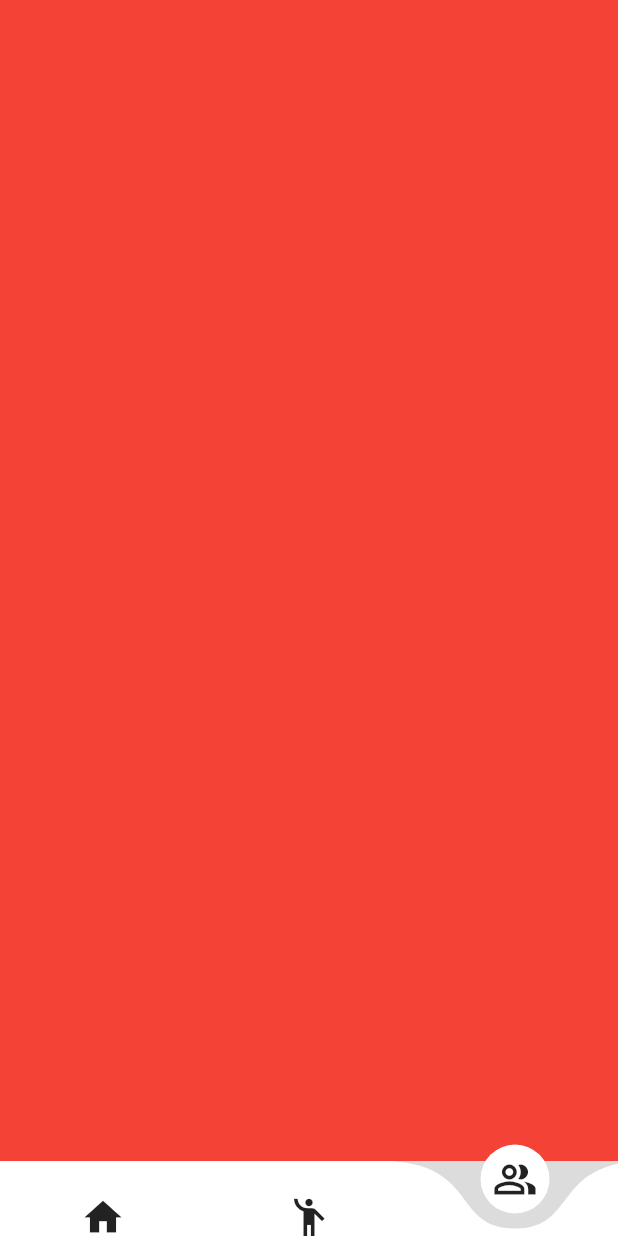
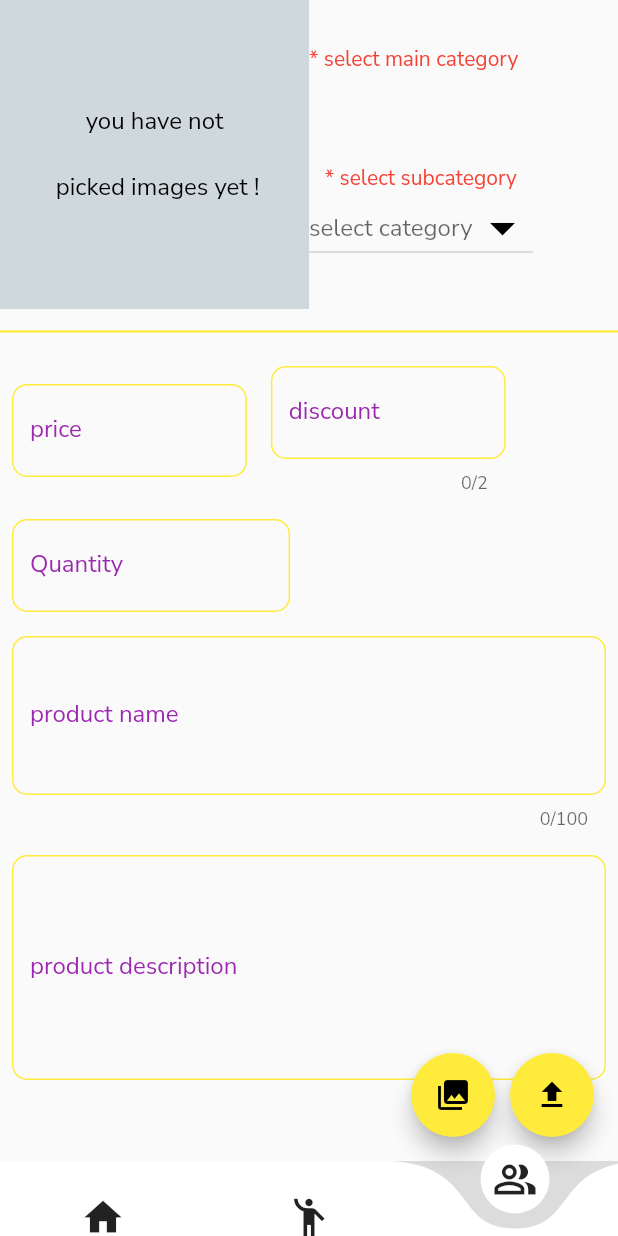
Before and after one commit to Rakeshjaina777/College_Counsellor, a Flutter app: the screen it shows after launch, item 3 of the bottom bar chosen, on a phone screen of 412 x 824 dp. Run offline on Flutter 3.47's test engine with Material 2 defaults, Android fonts, the phone set to English and light mode, and no system bars; drawn by our look-alikes of curved_navigation_bar; our stand-ins replace cached_network_image, card_swiper, cloud_firestore, firebase_auth, firebase_core, firebase_storage and 8 more; missing offline and left inert: dart:ffi; accounts and stored records are empty.

Commit message:
commit 2 Connection with firebase summit upload

```diff
--- /dev/null
+++ b/lib/Uploadecontact.dart
@@ -0,0 +1,507 @@
+// ignore_for_file: avoid_print
+
+import 'dart:io';
+
+import 'package:cloud_firestore/cloud_firestore.dart';
+import 'package:firebase_auth/firebase_auth.dart';
+import 'package:flutter/material.dart';
+import 'package:image_picker/image_picker.dart';
+import 'package:firebase_storage/firebase_storage.dart' as firebase_storage;
+import 'package:path/path.dart' as path;
+import 'package:uuid/uuid.dart';
+
+class UploadProductScreen extends StatefulWidget {
+  const UploadProductScreen({Key? key}) : super(key: key);
+
+  @override
+  _UploadProductScreenState createState() => _UploadProductScreenState();
+}
+
+class _UploadProductScreenState extends State<UploadProductScreen> {
+  final GlobalKey<FormState> _formKey = GlobalKey<FormState>();
+  final GlobalKey<ScaffoldMessengerState> _scaffoldKey =
+  GlobalKey<ScaffoldMessengerState>();
+
+  late double price;
+  late int quantity;
+  late String proName;
+  late String proDesc;
+  late String proId;
+  int? discount = 0;
+  String mainCategValue = 'select category';
+  String subCategValue = ' select subcategory';
+  List<String> subCategList = [];
+  bool processing = false;
+
+  final ImagePicker _picker = ImagePicker();
+
+  List<XFile>? imagesFileList = [];
+  List<String> imagesUrlList = [];
+  dynamic _pickedImageError;
+
+  void pickProductImages() async {
+    try {
+      final pickedImages = await _picker.pickMultiImage(
+          maxHeight: 300,  imageQuality:100);
+      setState(() {
+        imagesFileList = pickedImages!;
+      });
+    } catch (e) {
+      setState(() {
+        _pickedImageError = e;
+      });
+      print(_pickedImageError);
+    }
+  }
+
+  Widget previewImages() {
+    if (imagesFileList!.isNotEmpty) {
+      return ListView.builder(
+          itemCount: imagesFileList!.length,
+          itemBuilder: (context, index) {
+            return Image.file(File(imagesFileList![index].path));
+          });
+    } else {
+      return const Center(
+        child: Text('you have not \n \n picked images yet !',
+            textAlign: TextAlign.center, style: TextStyle(fontSize: 16)),
+      );
+    }
+  }
+
+  // void selectedMainCateg(String? value) {
+  //   if (value == 'select category') {
+  //     subCategList = [];
+  //   }
+      // else if (value == 'men') {
+    //   subCategList = men;
+    // } else if (value == 'women') {
+    //   subCategList = women;
+    // } else if (value == 'electronics') {
+    //   subCategList = electronics;
+    // } else if (value == 'accessories') {
+    //   subCategList = accessories;
+    // } else if (value == 'shoes') {
+    //   subCategList = shoes;
+    // } else if (value == 'home & garden') {
+    //   subCategList = homeandgarden;
+    // } else if (value == 'beauty') {
+    //   subCategList = beauty;
+    // } else if (value == 'kids') {
+    //   subCategList = kids;
+    // } else if (value == 'bags') {
+    //   subCategList = bags;
+    // }
+  //   print(value);
+  //   setState(() {
+  //     mainCategValue = value!;
+  //     subCategValue = 'subcategory';
+  //   });
+  // }
+
+  Future<void> uploadImages() async {
+    // if (mainCategValue != 'select category' && subCategValue != 'subcategory') {
+    //   if (_formKey.currentState!.validate()) {
+        _formKey.currentState!.save();
+        if (imagesFileList!.isNotEmpty) {
+          setState(() {
+            processing = true;
+          });
+          try {
+            for (var image in imagesFileList!) {
+              firebase_storage.Reference ref = firebase_storage
+                  .FirebaseStorage.instance
+                  .ref('products/${path.basename(image.path)}');
+
+              await ref.putFile(File(image.path)).whenComplete(() async {
+                await ref.getDownloadURL().then((value) {
+                  imagesUrlList.add(value);
+                });
+              });
+            }
+          } catch (e) {
+            print(e);
+          }
+        } else {
+          MyMessageHandler.showSnackBar(
+              _scaffoldKey, 'please pick images first');
+        }
+      }
+      // else {
+      //   MyMessageHandler.showSnackBar(_scaffoldKey, 'please fill all fields');
+      // }
+    // }
+    // else {
+    //   MyMessageHandler.showSnackBar(_scaffoldKey, 'please select categories');
+    // }
+  // }
+
+  void uploadData() async {
+    if (imagesUrlList.isNotEmpty) {
+      CollectionReference productRef =
+      FirebaseFirestore.instance.collection('products');
+
+      proId = const Uuid().v4();
+
+      await productRef.doc(proId).set({
+        'proid': proId,
+        // 'maincateg': mainCategValue,
+        'subcateg': subCategValue,
+        'price': price,
+        'instock': quantity,
+        'proname': proName,
+        'prodesc': proDesc,
+        'sid': FirebaseAuth.instance.currentUser!.uid,
+        'proimages': imagesUrlList,
+        'discount': discount,
+      }).whenComplete((
+
+          )
+
+      {
+        setState(() {
+          MyMessageHandler.showSnackBar(_scaffoldKey, 'Data uploaded Succesfully');
+
+          processing = false;
+          imagesFileList = [];
+          mainCategValue = 'select category';
+
+          subCategList = [];
+          imagesUrlList = [];
+        });
+        _formKey.currentState!.reset();
+      });
+    } else {
+      print('no images');
+    }
+  }
+
+  void uploadProduct() async {
+    await uploadImages().whenComplete(() => uploadData());
+  }
+
+  @override
+  Widget build(BuildContext context) {
+    var size = MediaQuery.of(context).size;
+    return ScaffoldMessenger(
+      key: _scaffoldKey,
+      child: Scaffold(
+          body: SafeArea(
+            child: SingleChildScrollView(
+              reverse: true,
+              keyboardDismissBehavior: ScrollViewKeyboardDismissBehavior.onDrag,
+              child: Form(
+                key: _formKey,
+                child: Column(
+                  crossAxisAlignment: CrossAxisAlignment.start,
+                  children: [
+                    Row(children: [
+                      Container(
+                        color: Colors.blueGrey.shade100,
+                        height: size.width * 0.5,
+                        width: size.width * 0.5,
+                        child: imagesFileList != null
+                            ? previewImages()
+                            : const Center(
+                          child: Text(
+                              'you have not \n \n picked images yet !',
+                              textAlign: TextAlign.center,
+                              style: TextStyle(fontSize: 16)),
+                        ),
+                      ),
+                      SizedBox(
+                        height: size.width * 0.5,
+                        width: size.width * 0.5,
+                        child: Column(
+                          mainAxisAlignment: MainAxisAlignment.spaceAround,
+                          crossAxisAlignment: CrossAxisAlignment.start,
+                          children: [
+                            Column(
+                              children: [
+                                const Text(
+                                  '* select main category',
+                                  style: TextStyle(color: Colors.red),
+                                ),
+                                // DropdownButton(
+                                //     iconSize: 40,
+                                //     iconEnabledColor: Colors.red,
+                                //     dropdownColor: Colors.yellow.shade400,
+                                //     value: mainCategValue,
+                                //     items: maincateg
+                                //         .map<DropdownMenuItem<String>>((value) {
+                                //       return DropdownMenuItem(
+                                //         child: Text(value),
+                                //         value: value,
+                                //       );
+                                //     }).toList(),
+                                //     onChanged: (String? value) {
+                                //       selectedMainCateg(value);
+                                //     }),
+                              ],
+                            ),
+                            Column(
+                              children: [
+                                const Text(
+                                  '* select subcategory',
+                                  style: TextStyle(color: Colors.red),
+                                ),
+                                DropdownButton(
+                                    iconSize: 40,
+                                    iconEnabledColor: Colors.red,
+                                    iconDisabledColor: Colors.black,
+                                    dropdownColor: Colors.yellow.shade400,
+                                    menuMaxHeight: 500,
+                                    disabledHint: const Text('select category'),
+                                    value: subCategValue,
+                                    items: subCategList
+                                        .map<DropdownMenuItem<String>>((value) {
+                                      return DropdownMenuItem(
+                                        child: Text(value),
+                                        value: value,
+                                      );
+                                    }).toList(),
+                                    onChanged: (String? value) {
+                                      print(value);
+                                      setState(() {
+                                        subCategValue = value!;
+                                      });
+                                    })
+                              ],
+                            ),
+                          ],
+                        ),
+                      )
+                    ]),
+                    const SizedBox(
+                      height: 30,
+                      child: Divider(
+                        color: Colors.yellow,
+                        thickness: 1.5,
+                      ),
+                    ),
+                    Row(
+                      children: [
+                        Padding(
+                          padding: const EdgeInsets.all(8.0),
+                          child: SizedBox(
+                            width: MediaQuery.of(context).size.width * 0.38,
+                            child: TextFormField(
+                                validator: (value) {
+                                  if (value!.isEmpty) {
+                                    return 'please enter price';
+                                  } else if (value.isValidPrice() != true) {
+                                    return 'invalid price';
+                                  }
+                                  return null;
+                                },
+                                onSaved: (value) {
+                                  price = double.parse(value!);
+                                },
+                                keyboardType:
+                                const TextInputType.numberWithOptions(
+                                    decimal: true),
+                                decoration: textFormDecoration.copyWith(
+                                  labelText: 'price',
+                                  hintText: 'price .. \$',
+                                )),
+                          ),
+                        ),
+                        Padding(
+                          padding: const EdgeInsets.all(8.0),
+                          child: SizedBox(
+                            width: MediaQuery.of(context).size.width * 0.38,
+                            child: TextFormField(
+                                maxLength: 2,
+                                validator: (value) {
+                                  if (value!.isEmpty) {
+                                    return null;
+                                  } else if (value.isValidDiscount() != true) {
+                                    return 'invalid discount';
+                                  }
+                                  return null;
+                                },
+                                onSaved: (value) {
+                                  discount = int.parse(value!);
+                                },
+                                keyboardType:
+                                const TextInputType.numberWithOptions(
+                                    decimal: true),
+                                decoration: textFormDecoration.copyWith(
+                                  labelText: 'discount',
+                                  hintText: 'discount .. %',
+                                )),
+                          ),
+                        ),
+                      ],
+                    ),
+                    Padding(
+                      padding: const EdgeInsets.all(8.0),
+                      child: SizedBox(
+                        width: MediaQuery.of(context).size.width * 0.45,
+                        child: TextFormField(
+                            validator: (value) {
+                              if (value!.isEmpty) {
+                                return 'please enter Quantity';
+                              } else if (value.isValidQuantity() != true) {
+                                return 'not valid quantity';
+                              }
+                              return null;
+                            },
+                            onSaved: (value) {
+                              quantity = int.parse(value!);
+                            },
+                            keyboardType: TextInputType.number,
+                            decoration: textFormDecoration.copyWith(
+                              labelText: 'Quantity',
+                              hintText: 'Add Quantity',
+                            )),
+                      ),
+                    ),
+                    Padding(
+                      padding: const EdgeInsets.all(8.0),
+                      child: SizedBox(
+                        width: MediaQuery.of(context).size.width,
+                        child: TextFormField(
+                            validator: (value) {
+                              if (value!.isEmpty) {
+                                return 'please enter product name';
+                              }
+                              return null;
+                            },
+                            onSaved: (value) {
+                              proName = value!;
+                            },
+                            maxLength: 100,
+                            maxLines: 3,
+                            decoration: textFormDecoration.copyWith(
+                              labelText: 'product name',
+                              hintText: 'Enter product name',
+                            )),
+                      ),
+                    ),
+                    Padding(
+                      padding: const EdgeInsets.all(8.0),
+                      child: SizedBox(
+                        width: MediaQuery.of(context).size.width,
+                        child: TextFormField(
+                            validator: (value) {
+                              if (value!.isEmpty) {
+                                return 'please enter product description';
+                              }
+                              return null;
+                            },
+                            onSaved: (value) {
+                              proDesc = value!;
+                            },
+                            maxLength: 800,
+                            maxLines: 5,
+                            decoration: textFormDecoration.copyWith(
+                              labelText: 'product description',
+                              hintText: 'Enter product description',
+                            )),
+                      ),
+                    )
+                  ],
+                ),
+              ),
+            ),
+          ),
+          floatingActionButton: Row(
+            mainAxisAlignment: MainAxisAlignment.end,
+            children: [
+              Padding(
+                padding: const EdgeInsets.only(right: 10),
+                child: FloatingActionButton(
+                  onPressed: imagesFileList!.isEmpty
+                      ? () {
+                    pickProductImages();
+                  }
+                      : () {
+                    setState(() {
+                      imagesFileList = [];
+                    });
+                  },
+                  backgroundColor: Colors.yellow,
+                  child: imagesFileList!.isEmpty
+                      ? const Icon(
+                    Icons.photo_library,
+                    color: Colors.black,
+                  )
+                      : const Icon(
+                    Icons.delete_forever,
+                    color: Colors.black,
+                  ),
+                ),
+              ),
+              FloatingActionButton(
+                onPressed: processing == true
+                    ? null
+                    : () {
+                  uploadProduct();
+                },
+                backgroundColor: Colors.yellow,
+                child: processing == true
+                    ? const CircularProgressIndicator(
+                  color: Colors.black,
+                )
+                    : const Icon(
+                  Icons.upload,
+                  color: Colors.black,
+                ),
+              )
+            ],
+          )),
+    );
+  }
+}
+
+var textFormDecoration = InputDecoration(
+  labelText: 'price',
+  hintText: 'price .. \$',
+  labelStyle: const TextStyle(color: Colors.purple),
+  border: OutlineInputBorder(borderRadius: BorderRadius.circular(10)),
+  enabledBorder: OutlineInputBorder(
+      borderSide: const BorderSide(color: Colors.yellow, width: 1),
+      borderRadius: BorderRadius.circular(10)),
+  focusedBorder: OutlineInputBorder(
+      borderSide: const BorderSide(color: Colors.blueAccent, width: 2),
+      borderRadius: BorderRadius.circular(10)),
+);
+
+extension QuantityValidator on String {
+  bool isValidQuantity() {
+    return RegExp(r'^[1-9][0-9]*$').hasMatch(this);
+  }
+}
+
+extension PriceValidator on String {
+  bool isValidPrice() {
+    return RegExp(r'^((([1-9][0-9]*[\.]*)||([0][\.]*))([0-9]{1,2}))$')
+        .hasMatch(this);
+  }
+}
+
+extension DiscountValidator on String {
+  bool isValidDiscount() {
+    return RegExp(r'^([0-9]*)$').hasMatch(this);
+  }
+}
+
+
+
+class MyMessageHandler {
+  static void showSnackBar(var _scaffoldKey, String message) {
+    _scaffoldKey.currentState!.hideCurrentSnackBar();
+    _scaffoldKey.currentState!.showSnackBar(SnackBar(
+        duration: const Duration(seconds: 2),
+        backgroundColor: Colors.yellow,
+        content: Text(
+          message,
+          textAlign: TextAlign.center,
+          style: const TextStyle(
+            fontSize: 18,
+            color: Colors.black,
+          ),
+        )));
+  }
+}
--- a/lib/main.dart
+++ b/lib/main.dart
@@ -7,6 +7,7 @@
 // import 'package:collagecounsellor/Shortcut.dart';
 // import 'package:firebase_core/firebase_core.dart';
 import 'package:counsellor/Home_page.dart';
+import 'package:counsellor/Uploadecontact.dart';
 import 'package:counsellor/collage_category_page.dart';
 import 'package:counsellor/shortcut.dart';
 import 'package:curved_navigation_bar/curved_navigation_bar.dart';
@@ -179,9 +180,10 @@ class _NavigationBardownState extends State<NavigationBardown> {
   final screens =[
     Home_page(),
     collegetier(),
-    Homepage(),
+    UploadProductScreen(),
     // Homepage(),
     // Profile(),
+
 
   ];
 
--- a/pubspec.yaml
+++ b/pubspec.yaml
@@ -47,6 +47,7 @@ dependencies:
   font_awesome_flutter: ^10.2.1
   cached_network_image: ^3.2.2
   card_swiper: ^2.0.4
+  image_picker: ^0.8.4+6
 
 
 
```
Also changed, not shown: pubspec.lock.
